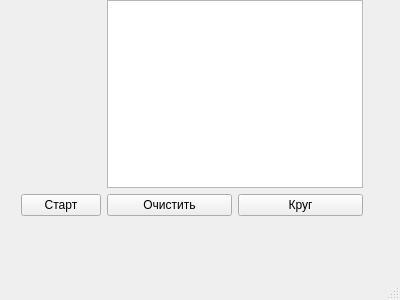
The window that lesson5/task1/mainwindow.ui (YVA91/QT) describes before a commit, drawn with Qt 5.
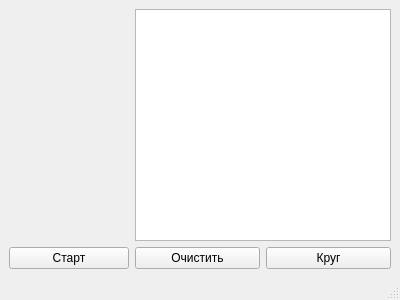
The same window after the commit.

```diff
--- a/lesson5/task1/mainwindow.ui
+++ b/lesson5/task1/mainwindow.ui
@@ -20,15 +20,8 @@
    <string>MainWindow</string>
   </property>
   <widget class="QWidget" name="centralwidget">
-   <widget class="QWidget" name="layoutWidget">
-    <property name="geometry">
-     <rect>
-      <x>21</x>
-      <y>0</y>
-      <width>342</width>
-      <height>216</height>
-     </rect>
-    </property>
+   <layout class="QGridLayout" name="gridLayout_2">
+    <item row="0" column="0">
     <layout class="QGridLayout" name="gridLayout">
      <item row="0" column="0">
       <widget class="QLabel" name="timer">
@@ -62,7 +55,8 @@
       </widget>
      </item>
     </layout>
-   </widget>
+    </item>
+   </layout>
   </widget>
   <widget class="QMenuBar" name="menubar">
    <property name="geometry">
```
Lines whose indentation alone changed are shown as unchanged.
